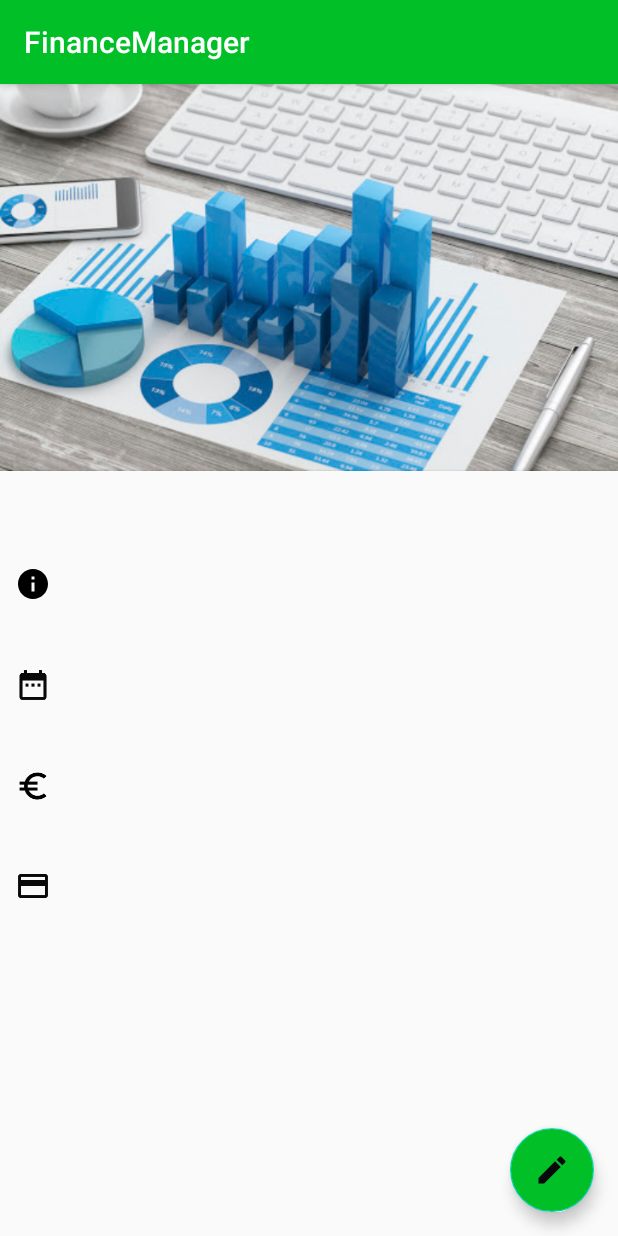
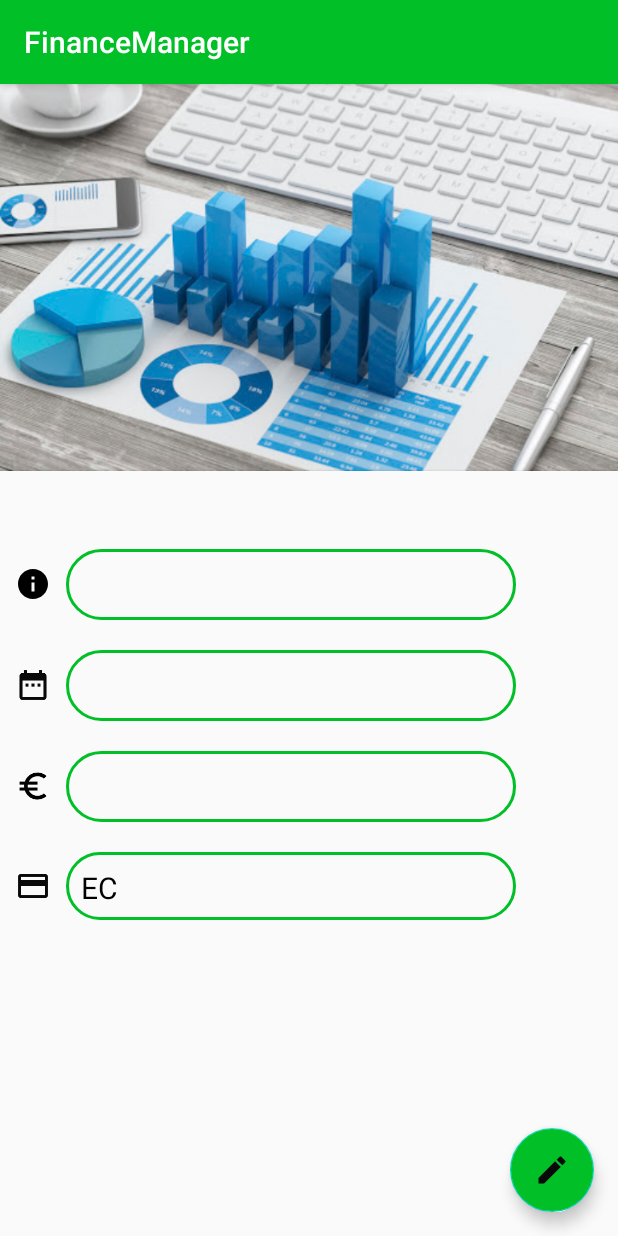
Before and after one commit to haidepzai/Finance-Manager-Android, an Android app: the ItemDetailActivity screen opened directly, with no data from a screen before it, after a tap on an icon or button, on a phone screen of 412 x 824 dp. Run offline under Robolectric (Android 15) with nearby library versions, the phone set to English and light mode, and no system bars; 1 statement that could not run was skipped; 3 other taps on this screen came first.

Commit message:
Fixed padding bug in Spinner + added "hint" to Spinner

```diff
--- a/FinanceManager/app/src/main/java/de/hdmstuttgart/financemanager/ItemDetailActivity.java
+++ b/FinanceManager/app/src/main/java/de/hdmstuttgart/financemanager/ItemDetailActivity.java
@@ -80,7 +80,7 @@
         //Add currency filter to amount input field
         mDate.setText(date);
         //Initialisierung des Spinners
-        mSpinner = new ArrayAdapter<>(ItemDetailActivity.this, R.layout.spinner_item_detail, PaymentMethods.SpinnerList);
+        mSpinner = new ArrayAdapter<>(ItemDetailActivity.this, R.layout.spinner_item_detail, PaymentMethods.DetailSpinnerList);
         mMethod.setOnItemSelectedListener(this);
         //Nicht anklickbar
         mMethod.setEnabled(false);
@@ -178,11 +178,6 @@
         mDate.setFocusableInTouchMode(false);
         mMethod.setFocusable(false);
         mMethod.setFocusableInTouchMode(false);
-
-        mPurpose.setBackground(null);
-        mAmount.setBackground(null);
-        mDate.setBackground(null);
-        mMethod.setBackground(null);
     }
 
     //Verhalten des Spinners
--- a/FinanceManager/app/src/main/res/layout/activity_item_detail.xml
+++ b/FinanceManager/app/src/main/res/layout/activity_item_detail.xml
@@ -48,6 +48,7 @@
                 android:maxLines="1"
                 android:padding="10dp"
                 android:singleLine="true"
+                android:background="@android:color/transparent"
                 android:text="@string/detail_placeholder_what"
                 android:textSize="20sp" />
         </LinearLayout>
@@ -72,6 +73,7 @@
                 android:layout_width="300dp"
                 android:layout_height="wrap_content"
                 android:layout_gravity="center_vertical"
+                android:background="@android:color/transparent"
                 android:inputType="date"
                 android:lines="1"
                 android:maxLines="1"
@@ -110,6 +112,7 @@
                 android:layout_height="wrap_content"
                 android:layout_gravity="center_vertical"
                 android:lines="1"
+                android:background="@android:color/transparent"
                 android:maxLines="1"
                 android:padding="10dp"
                 android:singleLine="true"
@@ -127,7 +130,7 @@
             <ImageView
                 android:id="@+id/detailIcon4"
                 android:layout_width="wrap_content"
-                android:layout_height="24dp"
+                android:layout_height="wrap_content"
                 android:layout_gravity="center_vertical"
                 android:layout_marginEnd="10dp"
                 app:srcCompat="@drawable/black_credit" />
--- a/FinanceManager/app/src/main/res/layout/spinner_item_detail.xml
+++ b/FinanceManager/app/src/main/res/layout/spinner_item_detail.xml
@@ -5,5 +5,4 @@
     android:layout_width="match_parent"
     android:layout_height="wrap_content"
     android:textSize="20sp"
-    android:textColor="#000000"
-    android:padding="10dp"/>
+    android:textColor="#000000" />
--- a/FinanceManager/app/src/main/res/layout/spinner_item_main.xml
+++ b/FinanceManager/app/src/main/res/layout/spinner_item_main.xml
@@ -1,9 +1,7 @@
 <?xml version="1.0" encoding="utf-8"?>
 <!-- Text Eigenschaften für den Spinner im MainFragment -->
-<TextView
-    xmlns:android="http://schemas.android.com/apk/res/android"
+<TextView xmlns:android="http://schemas.android.com/apk/res/android"
     android:layout_width="match_parent"
     android:layout_height="wrap_content"
-    android:textSize="20sp"
     android:textColor="#000000"
-    android:padding="10dp"/>
+    android:textSize="20sp" />
```
Also changed, not shown: FinanceManager/app/src/main/java/de/hdmstuttgart/financemanager/Fragments/MainFragment.java (+2 -7 lines), FinanceManager/app/src/main/java/de/hdmstuttgart/financemanager/PaymentMethods.java (+18 -8 lines), FinanceManager/app/src/main/res/layout/custompopup.xml (+6 -2 lines).
